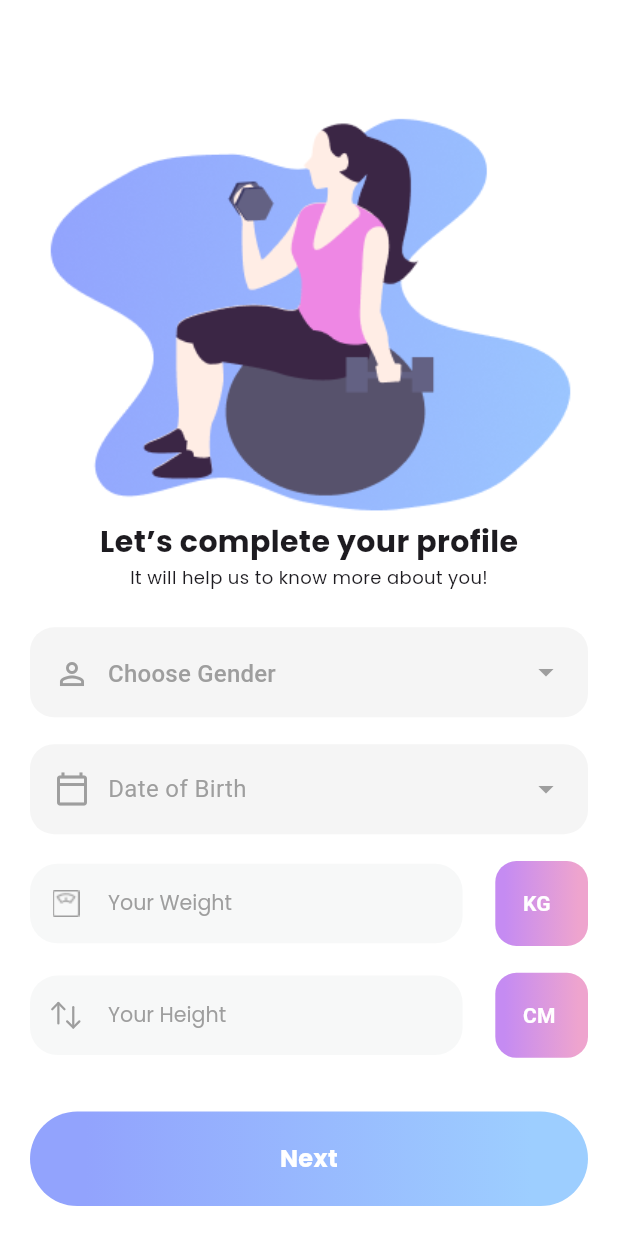
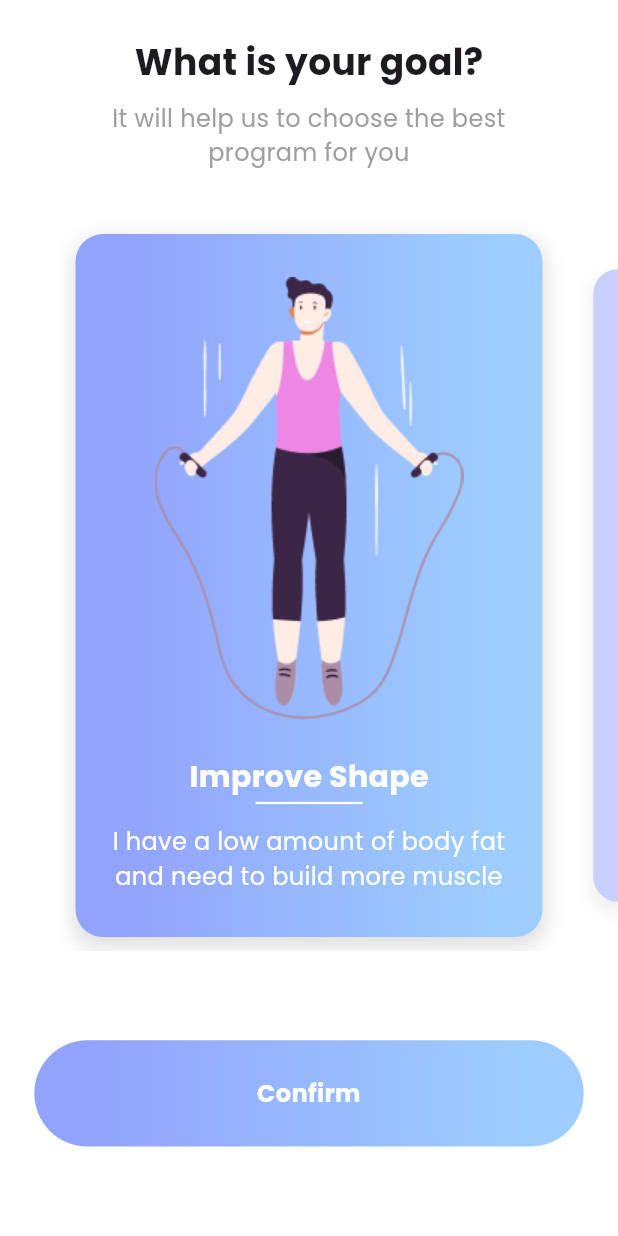
Before and after one commit to HibaChamkhi/fitness-app, a Flutter app: the CompleteProfile screen opened directly, after a tap on "Next", on a phone screen of 412 x 824 dp. Run offline on Flutter 3.47's test engine with Material 3 defaults, Android fonts, the phone set to English and light mode, and no system bars; our stand-ins replace flutter_screenutil, flutter_svg.

Commit message:
complete the auth ui

```diff
--- a/lib/main.dart
+++ b/lib/main.dart
@@ -1,4 +1,7 @@
 
+import 'package:fitness_app/presentation/auth/widgets/go_home.dart';
+import 'package:fitness_app/presentation/auth/widgets/goals.dart';
+import 'package:fitness_app/presentation/auth/widgets/sign_in.dart';
 import 'package:fitness_app/presentation/auth/widgets/sign_up.dart';
 import 'package:flutter/material.dart';
 import 'package:flutter_screenutil/flutter_screenutil.dart';
--- a/lib/presentation/auth/widgets/complete_profile.dart
+++ b/lib/presentation/auth/widgets/complete_profile.dart
@@ -1,3 +1,4 @@
+import 'package:fitness_app/presentation/auth/widgets/goals.dart';
 import 'package:flutter/material.dart';
 import 'package:flutter_screenutil/flutter_screenutil.dart';
 import 'package:flutter_svg/svg.dart';
@@ -19,9 +20,46 @@ class _CompleteProfileState extends State<CompleteProfile> {
   @override
   Widget build(BuildContext context) {
     return Scaffold(
+      bottomNavigationBar:  Container(
+        width: double.infinity,
+        margin: EdgeInsets.symmetric(
+          vertical: 15.h, horizontal: 20.w
+        ),
+        padding: EdgeInsets.symmetric(vertical: 20.h),
+        decoration: BoxDecoration(
+            borderRadius: BorderRadius.circular(50.r),
+            gradient:
+            const LinearGradient(begin: Alignment.centerLeft, stops: [
+              0.1,
+              0.9
+            ], colors: [
+              AppConstants.malibu,
+              AppConstants.anakiwa,
+            ])),
+        child: InkWell(
+          onTap: () {
+            Navigator.push(
+              context,
+              MaterialPageRoute(
+                builder: (context) => const GoalsWidget(),
+              ),
+            );
+          },
+          child: const Text(
+            "Next",
+            textAlign: TextAlign.center,
+            style: TextStyle(
+              color: Colors.white,
+              fontSize: 16,
+              fontWeight: FontWeight.bold,
+              fontFamily: "Poppins",
+            ),
+          ),
+        ),
+      ),
       backgroundColor: Colors.white,
       body: Container(
-        padding: const EdgeInsets.symmetric(horizontal: 20),
+        padding:  EdgeInsets.symmetric(horizontal: 20.h),
         child: Column(
           children: [
             Image.asset("assets/images/complete_profile.png"),
@@ -36,8 +74,8 @@ class _CompleteProfileState extends State<CompleteProfile> {
               "It will help us to know more about you!",
               style: TextStyle(fontSize: 12, fontFamily: "Poppins"),
             ),
-            const SizedBox(
-              height: 25,
+             SizedBox(
+              height: 25.h,
             ),
             Form(
                 child: Column(
@@ -61,7 +99,7 @@ class _CompleteProfileState extends State<CompleteProfile> {
                           controller: _weightController,
                           prefixWidget: Image.asset(
                             "assets/icons/weight-scale 1.png",
-                            width: 12,
+                            width: 12.w,
                             height: 15.h,
                             fit: BoxFit.scaleDown,
                             color: Colors.grey,
@@ -71,7 +109,7 @@ class _CompleteProfileState extends State<CompleteProfile> {
                     Container(
                       padding: EdgeInsets.all(16.w),
                       decoration: BoxDecoration(
-                          borderRadius: BorderRadius.circular(14),
+                          borderRadius: BorderRadius.circular(14.r),
                           gradient: const LinearGradient(
                               begin: Alignment.centerLeft,
                               stops: [
@@ -104,7 +142,7 @@ class _CompleteProfileState extends State<CompleteProfile> {
                           controller: _weightController,
                           prefixWidget: SvgPicture.asset(
                             "assets/icons/Swap.svg",
-                            width: 12,
+                            width: 12.w,
                             height: 15.h,
                             fit: BoxFit.scaleDown,
                             color: Colors.grey,
@@ -114,7 +152,7 @@ class _CompleteProfileState extends State<CompleteProfile> {
                     Container(
                       padding: EdgeInsets.all(16.w),
                       decoration: BoxDecoration(
-                          borderRadius: BorderRadius.circular(14),
+                          borderRadius: BorderRadius.circular(14.r),
                           gradient: const LinearGradient(
                               begin: Alignment.centerLeft,
                               stops: [
@@ -136,43 +174,7 @@ class _CompleteProfileState extends State<CompleteProfile> {
                 )
               ],
             )),
-            Container(
-              width: double.infinity,
-              margin: EdgeInsets.symmetric(
-                vertical: 30.h,
-              ),
-              padding: EdgeInsets.symmetric(vertical: 20),
-              decoration: BoxDecoration(
-                  borderRadius: BorderRadius.circular(50),
-                  gradient:
-                      const LinearGradient(begin: Alignment.centerLeft, stops: [
-                    0.1,
-                    0.9
-                  ], colors: [
-                    AppConstants.malibu,
-                    AppConstants.anakiwa,
-                  ])),
-              child: InkWell(
-                onTap: () {
-                  Navigator.push(
-                    context,
-                    MaterialPageRoute(
-                      builder: (context) => const CompleteProfile(),
-                    ),
-                  );
-                },
-                child: const Text(
-                  "Next",
-                  textAlign: TextAlign.center,
-                  style: TextStyle(
-                    color: Colors.white,
-                    fontSize: 16,
-                    fontWeight: FontWeight.bold,
-                    fontFamily: "Poppins",
-                  ),
-                ),
-              ),
-            ),
+
           ],
         ),
       ),
@@ -181,17 +183,17 @@ class _CompleteProfileState extends State<CompleteProfile> {
 
   Widget _buildGenderField() {
     return Container(
-      padding: const EdgeInsets.symmetric(horizontal: 16, vertical: 18),
+      padding:  EdgeInsets.symmetric(horizontal: 16.w, vertical: 18.h),
       decoration: BoxDecoration(
         color: Colors.grey[100],
-        borderRadius: BorderRadius.circular(16),
+        borderRadius: BorderRadius.circular(16.r),
       ),
       child: DropdownButtonFormField<String>(
         value: selectedGender,
         hint: Row(
           children: [
             Icon(Icons.person_outline, color: Colors.grey),
-            const SizedBox(width: 12),
+             SizedBox(width: 12.w),
             Text(
               "Choose Gender",
               style: TextStyle(color: Colors.grey, fontSize: 16),
@@ -235,7 +237,7 @@ class _CompleteProfileState extends State<CompleteProfile> {
         }
       },
       child: Container(
-        padding: const EdgeInsets.symmetric(horizontal: 16, vertical: 18),
+        padding:  EdgeInsets.symmetric(horizontal: 16.w, vertical: 18.h),
         decoration: BoxDecoration(
           color: Colors.grey[100],
           borderRadius: BorderRadius.circular(16),
@@ -246,7 +248,7 @@ class _CompleteProfileState extends State<CompleteProfile> {
             Row(
               children: [
                 Icon(Icons.calendar_today_outlined, color: Colors.grey),
-                const SizedBox(width: 12),
+                 SizedBox(width: 12.w),
                 Text(
                   "Date of Birth",
                   style: TextStyle(color: Colors.grey, fontSize: 16),
--- /dev/null
+++ b/lib/presentation/auth/widgets/goals.dart
@@ -0,0 +1,189 @@
+import 'package:fitness_app/presentation/auth/widgets/sign_in.dart';
+import 'package:flutter/material.dart';
+import 'package:flutter_screenutil/flutter_screenutil.dart';
+import '../../../core/ui/style/colors.dart';
+
+class GoalsWidget extends StatefulWidget {
+  const GoalsWidget({super.key});
+
+  @override
+  State<GoalsWidget> createState() => _GoalsWidgetState();
+}
+
+class _GoalsWidgetState extends State<GoalsWidget> {
+  int _currentPage = 0;
+  final PageController _pageController = PageController(viewportFraction: 0.8);
+
+  @override
+  Widget build(BuildContext context) {
+    return Scaffold(
+      backgroundColor: Colors.white,
+      body: SafeArea(
+        child: Column(
+          children: [
+             SizedBox(height: 20.h),
+            const Text(
+              "What is your goal?",
+              style: TextStyle(fontSize: 24, fontWeight: FontWeight.bold,  fontFamily: "Poppins",),
+            ),
+             Padding(
+              padding: EdgeInsets.symmetric(vertical: 8.0.h, horizontal: 60.w),
+              child: Text(
+                "It will help us to choose the best program for you",
+                textAlign: TextAlign.center,
+                style: TextStyle(color: Colors.grey, fontSize: 16 , fontFamily: "Poppins",),
+              ),
+            ),
+             SizedBox(height: 20.h),
+            Expanded(
+              child: PageView.builder(
+                itemCount: 3,
+                controller: _pageController,
+                onPageChanged: (index) {
+                  setState(() {
+                    _currentPage = index;
+                  });
+                },
+                itemBuilder: (context, index) {
+                  final isCurrent = index == _currentPage;
+                  return AnimatedOpacity(
+                    duration: const Duration(milliseconds: 300),
+                    opacity: isCurrent ? 1.0 : 0.5, // Adjust opacity
+                    child: Transform.scale(
+                      scale: isCurrent ? 1 : 0.9, // Highlight the centered card
+                      child: GoalCard(
+                        imagePath: index == 0
+                            ? 'assets/images/goal1.png'
+                            : index == 1
+                                ? 'assets/images/goal2.png'
+                                : 'assets/images/goal3.png',
+                        title: index == 0
+                            ? "Improve Shape"
+                            : index == 1
+                                ? "Lean & Tone"
+                                : "Lose Fat",
+                        description: index == 0
+                            ? "I have a low amount of body fat and need to build more muscle"
+                            : index == 1
+                                ? "I'm 'skinny fat', look thin but have no shape. I want to add lean muscle in the right way"
+                                : "I have over 20 lbs to lose. I want to drop all this fat and gain muscle mass",
+                      ),
+                    ),
+                  );
+                },
+              ),
+            ),
+            Container(
+              width: double.infinity,
+              margin:  EdgeInsets.symmetric(vertical: 50.h, horizontal: 20.w),
+              padding:  EdgeInsets.symmetric(vertical: 20.h),
+              decoration: BoxDecoration(
+                borderRadius: BorderRadius.circular(50),
+                gradient: const LinearGradient(
+                  begin: Alignment.centerLeft,
+                  stops: [0.1, 0.9],
+                  colors: [
+                    AppConstants.malibu,
+                    AppConstants.anakiwa,
+                  ],
+                ),
+              ),
+              child: InkWell(
+                onTap: () {
+                  Navigator.push(
+                    context,
+                    MaterialPageRoute(
+                      builder: (context) => const SignInWidget(),
+                    ),
+                  );
+                },
+                child: const Text(
+                  "Confirm",
+                  textAlign: TextAlign.center,
+                  style: TextStyle(
+                    color: Colors.white,
+                    fontSize: 16,
+                    fontWeight: FontWeight.bold,
+                    fontFamily: "Poppins",
+                  ),
+                ),
+              ),
+            ),
+          ],
+        ),
+      ),
+    );
+  }
+}
+
+class GoalCard extends StatelessWidget {
+  final String imagePath;
+  final String title;
+  final String description;
+
+  const GoalCard({
+    Key? key,
+    required this.imagePath,
+    required this.title,
+    required this.description,
+  }) : super(key: key);
+
+  @override
+  Widget build(BuildContext context) {
+    return Padding(
+      padding:  EdgeInsets.all(8.0.w),
+      child: Container(
+        decoration: BoxDecoration(
+          gradient: const LinearGradient(
+            begin: Alignment.centerLeft,
+            stops: [0.1, 0.9],
+            colors: [
+              AppConstants.malibu,
+              AppConstants.anakiwa,
+            ],
+          ),
+          borderRadius: BorderRadius.circular(16.r),
+          boxShadow: [
+            BoxShadow(
+              color: Colors.black12,
+              blurRadius: 10,
+              spreadRadius: 2,
+              offset: const Offset(0, 5),
+            ),
+          ],
+        ),
+        child: Column(
+          mainAxisAlignment: MainAxisAlignment.center,
+          children: [
+            Image.asset(imagePath),
+             SizedBox(height: 20.h),
+            Text(
+              title,
+              style: const TextStyle(
+                fontSize: 20,
+                fontWeight: FontWeight.bold,
+                color: Colors.white,  fontFamily: "Poppins",
+              ),
+            ),
+            Divider(
+              height: 5,
+              color: Colors.white,
+              thickness: 1.5,
+              indent: 120,
+              endIndent: 120,
+            ),
+             SizedBox(height: 10.h),
+            Padding(
+              padding:  EdgeInsets.symmetric(horizontal: 20.0.w),
+              child: Text(
+                description,
+                textAlign: TextAlign.center,
+                style: const TextStyle(color: Colors.white,fontSize: 16,  fontFamily: "Poppins",),
+              ),
+            ),
+          ],
+        ),
+      ),
+    );
+  }
+}
```
Also changed, not shown: lib/presentation/auth/widgets/go_home.dart (added, +94 -0 lines), lib/presentation/auth/widgets/sign_in.dart (added, +155 -0 lines), lib/presentation/auth/widgets/sign_up.dart (+19 -18 lines), assets/images/goHome.png (added), assets/images/goal1.png (added), assets/images/goal2.png (added), assets/images/goal3.png (added).
